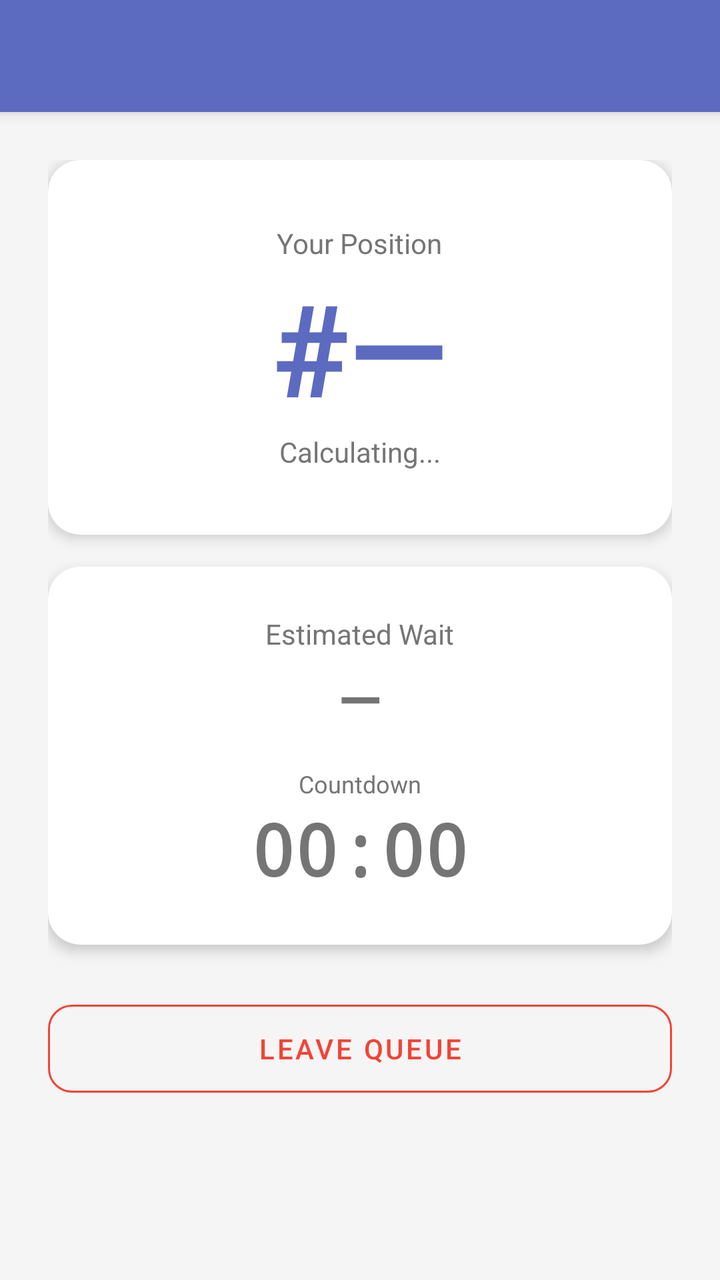
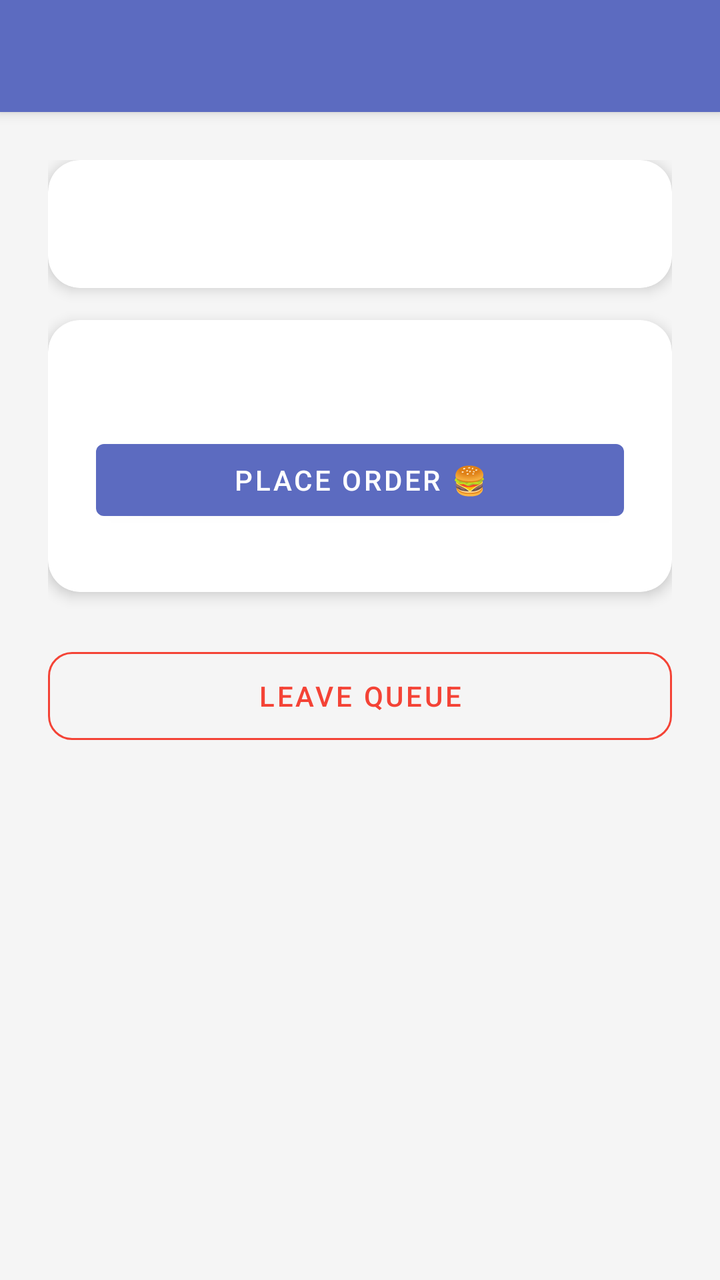

Compare the two renders of this Android layout. The source of the first and the diff that turns it into the second are given below.
<!-- AndroidManifest.xml: application theme Theme.QueueLessPlus -->
<!-- res/layout/activity_user_status.xml -->
<?xml version="1.0" encoding="utf-8"?>
<androidx.coordinatorlayout.widget.CoordinatorLayout
    xmlns:android="http://schemas.android.com/apk/res/android"
    xmlns:app="http://schemas.android.com/apk/res-auto"
    android:layout_width="match_parent"
    android:layout_height="match_parent">

    <com.google.android.material.appbar.AppBarLayout
        android:layout_width="match_parent"
        android:layout_height="wrap_content">
        <androidx.appcompat.widget.Toolbar
            android:id="@+id/toolbar"
            android:layout_width="match_parent"
            android:layout_height="?attr/actionBarSize"
            android:background="@color/colorPrimary"
            app:titleTextColor="@color/white" />
    </com.google.android.material.appbar.AppBarLayout>

    <ScrollView
        android:layout_width="match_parent"
        android:layout_height="match_parent"
        app:layout_behavior="@string/appbar_scrolling_view_behavior">

        <LinearLayout
            android:layout_width="match_parent"
            android:layout_height="wrap_content"
            android:orientation="vertical"
            android:padding="24dp">

            
            <com.google.android.material.card.MaterialCardView
                android:id="@+id/tvNotifyBanner"
                android:layout_width="match_parent"
                android:layout_height="wrap_content"
                android:layout_marginBottom="16dp"
                android:visibility="gone"
                app:cardBackgroundColor="@color/colorSuccess"
                app:cardCornerRadius="12dp">
                <TextView
                    android:layout_width="wrap_content"
                    android:layout_height="wrap_content"
                    android:layout_gravity="center"
                    android:padding="16dp"
                    android:text="🔔 Almost your turn!"
                    android:textColor="@color/white"
                    android:textSize="16sp"
                    android:textStyle="bold" />
            </com.google.android.material.card.MaterialCardView>

            
            <com.google.android.material.card.MaterialCardView
                android:layout_width="match_parent"
                android:layout_height="wrap_content"
                android:layout_marginBottom="16dp"
                app:cardCornerRadius="16dp"
                app:cardElevation="4dp">

                <LinearLayout
                    android:layout_width="match_parent"
                    android:layout_height="wrap_content"
                    android:gravity="center"
                    android:orientation="vertical"
                    android:padding="32dp">

                    <TextView
                        android:layout_width="wrap_content"
                        android:layout_height="wrap_content"
                        android:text="Your Position"
                        android:textColor="@color/colorTextSecondary"
                        android:textSize="14sp" />

                    <TextView
                        android:id="@+id/tvPosition"
                        android:layout_width="wrap_content"
                        android:layout_height="wrap_content"
                        android:text="#—"
                        android:textColor="@color/colorPrimary"
                        android:textSize="64sp"
                        android:textStyle="bold" />

                    <TextView
                        android:id="@+id/tvUsersAhead"
                        android:layout_width="wrap_content"
                        android:layout_height="wrap_content"
                        android:text="Calculating..."
                        android:textColor="@color/colorTextSecondary"
                        android:textSize="14sp" />
                </LinearLayout>
            </com.google.android.material.card.MaterialCardView>

            
            <com.google.android.material.card.MaterialCardView
                android:layout_width="match_parent"
                android:layout_height="wrap_content"
                android:layout_marginBottom="16dp"
                app:cardCornerRadius="16dp"
                app:cardElevation="4dp">

                <LinearLayout
                    android:layout_width="match_parent"
                    android:layout_height="wrap_content"
                    android:gravity="center"
                    android:orientation="vertical"
                    android:padding="24dp">

                    <TextView
                        android:layout_width="wrap_content"
                        android:layout_height="wrap_content"
                        android:text="Estimated Wait"
                        android:textColor="@color/colorTextSecondary"
                        android:textSize="14sp" />

                    <TextView
                        android:id="@+id/tvWaitTime"
                        android:layout_width="wrap_content"
                        android:layout_height="wrap_content"
                        android:layout_marginTop="4dp"
                        android:text="—"
                        android:textSize="28sp"
                        android:textStyle="bold" />

                    <TextView
                        android:layout_width="wrap_content"
                        android:layout_height="wrap_content"
                        android:layout_marginTop="16dp"
                        android:text="Countdown"
                        android:textColor="@color/colorTextSecondary"
                        android:textSize="12sp" />

                    <TextView
                        android:id="@+id/tvCountdown"
                        android:layout_width="wrap_content"
                        android:layout_height="wrap_content"
                        android:fontFamily="monospace"
                        android:text="00:00"
                        android:textSize="36sp"
                        android:textStyle="bold" />
                </LinearLayout>
            </com.google.android.material.card.MaterialCardView>

            
            <com.google.android.material.button.MaterialButton
                android:id="@+id/btnLeaveQueue"
                style="@style/Widget.MaterialComponents.Button.OutlinedButton"
                android:layout_width="match_parent"
                android:layout_height="56dp"
                android:layout_marginTop="8dp"
                android:text="Leave Queue"
                android:textColor="@color/colorError"
                app:cornerRadius="12dp"
                app:strokeColor="@color/colorError" />

        </LinearLayout>
    </ScrollView>

</androidx.coordinatorlayout.widget.CoordinatorLayout>
<!-- resources referenced by this layout -->
<resources>
  <color name="colorError">#F44336</color>
  <color name="colorPrimary">#5C6BC0</color>
  <color name="colorSuccess">#4CAF50</color>
  <color name="colorTextSecondary">#757575</color>
  <color name="white">#FFFFFF</color>
  <style name="Theme.QueueLessPlus" parent="Theme.MaterialComponents.DayNight.NoActionBar">
          <item name="colorPrimary">@color/colorPrimary</item>
          <item name="colorPrimaryVariant">@color/colorPrimaryDark</item>
          <item name="colorOnPrimary">@color/white</item>
          <item name="colorSecondary">@color/colorAccent</item>
          <item name="colorOnSecondary">@color/white</item>
          <item name="android:colorBackground">@color/colorBackground</item>
          <item name="colorSurface">@color/colorSurface</item>
          <item name="colorError">@color/colorError</item>
          <item name="android:statusBarColor" tools:targetApi="l">@color/colorPrimaryDark</item>
          <item name="android:windowBackground">@color/colorBackground</item>
          <item name="textInputStyle">@style/Widget.MaterialComponents.TextInputLayout.OutlinedBox</item>
      </style>
  <color name="colorPrimaryDark">#3949AB</color>
  <color name="colorAccent">#FF7043</color>
  <color name="colorBackground">#F5F5F5</color>
  <color name="colorSurface">#FFFFFF</color>
</resources>

<!-- the commit's change to res/layout/activity_user_status.xml (unified diff, before → after) -->
@@ -5,9 +5,11 @@
     android:layout_width="match_parent"
     android:layout_height="match_parent">
 
+    
     <com.google.android.material.appbar.AppBarLayout
         android:layout_width="match_parent"
         android:layout_height="wrap_content">
+
         <androidx.appcompat.widget.Toolbar
             android:id="@+id/toolbar"
             android:layout_width="match_parent"
@@ -16,6 +18,7 @@
             app:titleTextColor="@color/white" />
     </com.google.android.material.appbar.AppBarLayout>
 
+    
     <ScrollView
         android:layout_width="match_parent"
         android:layout_height="match_parent"
@@ -36,7 +39,9 @@
                 android:visibility="gone"
                 app:cardBackgroundColor="@color/colorSuccess"
                 app:cardCornerRadius="12dp">
+
                 <TextView
+                    android:id="@+id/tvBannerText"
                     android:layout_width="wrap_content"
                     android:layout_height="wrap_content"
                     android:layout_gravity="center"
@@ -63,16 +68,12 @@
                     android:padding="32dp">
 
                     <TextView
-                        android:layout_width="wrap_content"
-                        android:layout_height="wrap_content"
                         android:text="Your Position"
                         android:textColor="@color/colorTextSecondary"
                         android:textSize="14sp" />
 
                     <TextView
                         android:id="@+id/tvPosition"
-                        android:layout_width="wrap_content"
-                        android:layout_height="wrap_content"
                         android:text="#—"
                         android:textColor="@color/colorPrimary"
                         android:textSize="64sp"
@@ -80,8 +81,6 @@
 
                     <TextView
                         android:id="@+id/tvUsersAhead"
-                        android:layout_width="wrap_content"
-                        android:layout_height="wrap_content"
                         android:text="Calculating..."
                         android:textColor="@color/colorTextSecondary"
                         android:textSize="14sp" />
@@ -103,25 +102,20 @@
                     android:orientation="vertical"
                     android:padding="24dp">
 
+                    
                     <TextView
-                        android:layout_width="wrap_content"
-                        android:layout_height="wrap_content"
                         android:text="Estimated Wait"
                         android:textColor="@color/colorTextSecondary"
                         android:textSize="14sp" />
 
                     <TextView
                         android:id="@+id/tvWaitTime"
-                        android:layout_width="wrap_content"
-                        android:layout_height="wrap_content"
-                        android:layout_marginTop="4dp"
                         android:text="—"
                         android:textSize="28sp"
-                        android:textStyle="bold" />
+                        android:textStyle="bold"
+                        android:textColor="@android:color/black"/>
 
                     <TextView
-                        android:layout_width="wrap_content"
-                        android:layout_height="wrap_content"
                         android:layout_marginTop="16dp"
                         android:text="Countdown"
                         android:textColor="@color/colorTextSecondary"
@@ -129,12 +123,31 @@
 
                     <TextView
                         android:id="@+id/tvCountdown"
-                        android:layout_width="wrap_content"
-                        android:layout_height="wrap_content"
+                        android:layout_marginBottom="16dp"
                         android:fontFamily="monospace"
                         android:text="00:00"
                         android:textSize="36sp"
-                        android:textStyle="bold" />
+                        android:textStyle="bold"
+                        android:textColor="@android:color/black"/>
+
+                    
+                    <Button
+                        android:id="@+id/btnOrder"
+                        android:text="Place Order 🍔"
+                        android:layout_width="match_parent"
+                        android:layout_height="wrap_content"/>
+
+                    <TextView
+                        android:id="@+id/tvOrder"
+                        android:text="Order: Not placed"
+                        android:textColor="@android:color/black"
+                        android:layout_marginTop="8dp"/>
+
+                    <TextView
+                        android:id="@+id/tvOrderStatus"
+                        android:text="Status: waiting"
+                        android:textColor="@android:color/black"/>
+
                 </LinearLayout>
             </com.google.android.material.card.MaterialCardView>
 
<!-- resource entries referenced after the edit -->
@@ -3,24 +3,66 @@
   <color name="colorError">#F44336</color>
   <color name="colorPrimary">#5C6BC0</color>
   <color name="colorSuccess">#4CAF50</color>
-  <color name="colorTextSecondary">#757575</color>
+  <color name="colorTextSecondary">#666666</color>
   <color name="white">#FFFFFF</color>
   <style name="Theme.QueueLessPlus" parent="Theme.MaterialComponents.DayNight.NoActionBar">
+  
+          
           <item name="colorPrimary">@color/colorPrimary</item>
           <item name="colorPrimaryVariant">@color/colorPrimaryDark</item>
           <item name="colorOnPrimary">@color/white</item>
+  
           <item name="colorSecondary">@color/colorAccent</item>
           <item name="colorOnSecondary">@color/white</item>
+  
+          
           <item name="android:colorBackground">@color/colorBackground</item>
           <item name="colorSurface">@color/colorSurface</item>
-          <item name="colorError">@color/colorError</item>
+  
+          
+          <item name="android:textColor">@color/colorTextPrimary</item>
+          <item name="android:textColorPrimary">@color/colorTextPrimary</item>
+          <item name="android:textColorSecondary">#888888</item>
+          <item name="android:textColorHint">#888888</item>
+  
+          
+          <item name="colorOnSurface">@color/colorTextPrimary</item>
+          <item name="hintTextColor">#888888</item>
+  
+          
           <item name="android:statusBarColor" tools:targetApi="l">@color/colorPrimaryDark</item>
+  
+          
           <item name="android:windowBackground">@color/colorBackground</item>
-          <item name="textInputStyle">@style/Widget.MaterialComponents.TextInputLayout.OutlinedBox</item>
+  
+          
+          <item name="textInputStyle">@style/QueueLess.TextInputLayout</item>
+  
       </style>
   <color name="colorPrimaryDark">#3949AB</color>
   <color name="colorAccent">#FF7043</color>
   <color name="colorBackground">#F5F5F5</color>
   <color name="colorSurface">#FFFFFF</color>
+  <color name="colorTextPrimary">#000000</color>
+  <style name="QueueLess.TextInputLayout" parent="Widget.MaterialComponents.TextInputLayout.OutlinedBox">
+  
+          
+          <item name="boxCornerRadiusTopStart">12dp</item>
+          <item name="boxCornerRadiusTopEnd">12dp</item>
+          <item name="boxCornerRadiusBottomStart">12dp</item>
+          <item name="boxCornerRadiusBottomEnd">12dp</item>
+  
+          
+          <item name="android:textColor">@color/colorTextPrimary</item>
+          <item name="android:textColorHint">#888888</item>
+          <item name="hintTextColor">#888888</item>
+  
+          
+          <item name="boxStrokeColor">@color/colorPrimary</item>
+  
+          
+          <item name="colorOnSurface">@color/colorTextPrimary</item>
+  
+      </style>
 </resources>
 
